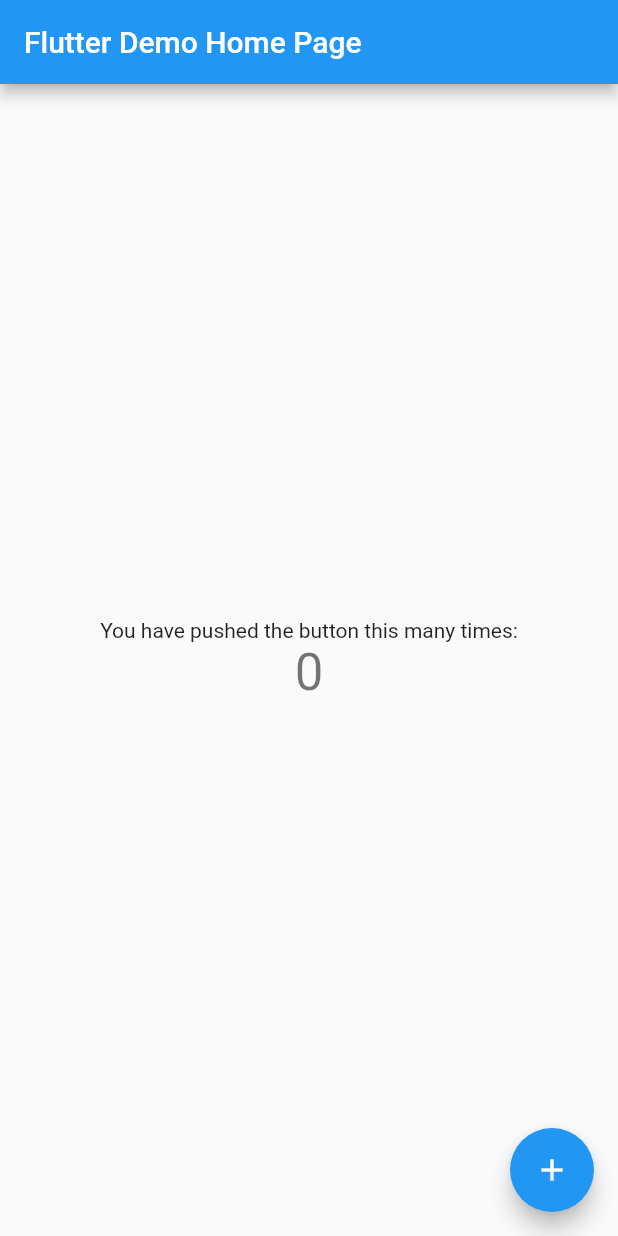
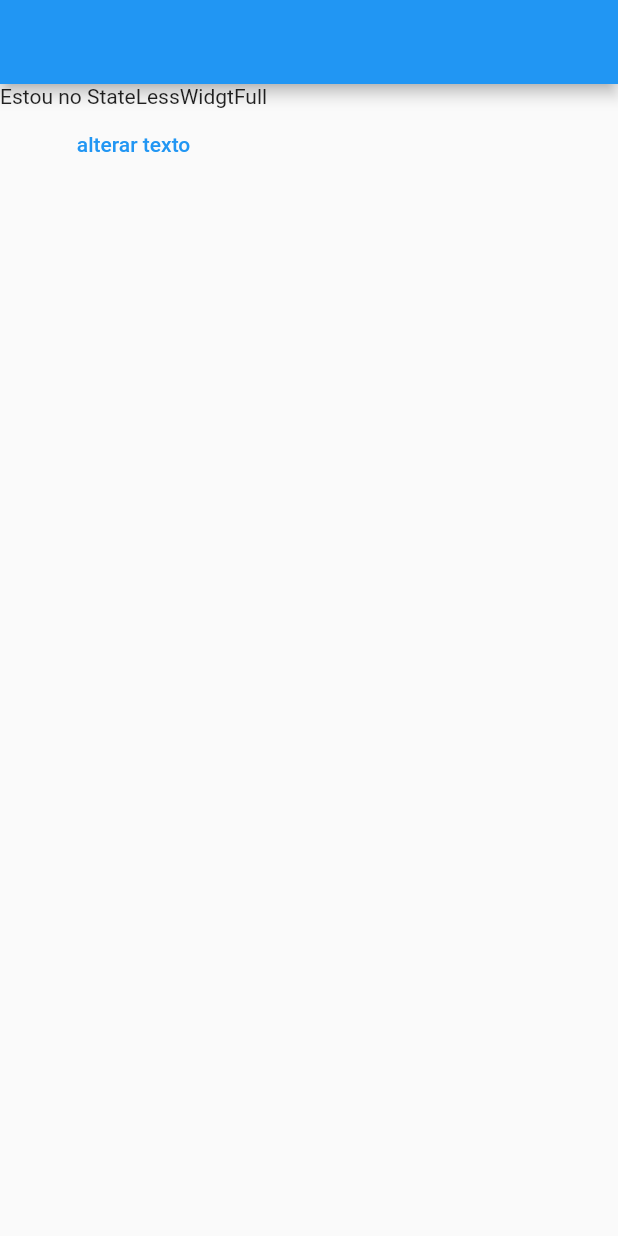
Before and after one commit to bglassesgirl/flutter-app, a Flutter app: the screen it shows after launch, on a phone screen of 412 x 824 dp. Run offline on Flutter 3.47's test engine with Material 2 defaults, Android fonts, the phone set to English and light mode, and no system bars.

Commit message:
feat: stateless and statefull

```diff
--- a/lib/homepage.dart
+++ b/lib/homepage.dart
@@ -1,9 +1,24 @@
 import 'package:flutter/material.dart';
 
-class HomePage extends StatelessWidget {
+class HomePageStateless extends StatelessWidget {
+
+  String texto = 'Estou no StateLessWidgt';
+
   @override
   Widget build(BuildContext context) {
-    throw UnimplementedError();
+     return Scaffold(
+        appBar: AppBar(),
+        body: Column(
+          children: [
+            Text(texto),
+            TextButton(onPressed: (){
+              texto = 'alterei o texto do stateLessWidgt';
+            }, child: Text('alterar texto'),
+            ),
+          ],
+        ),
+
+     );
   }
 
 }
--- /dev/null
+++ b/lib/homepage_statefull.dart
@@ -0,0 +1,36 @@
+import 'package:flutter/material.dart';
+
+// tentar stf ou stl que ja cria as duas classes automaticamente
+
+// classe principal que CHAMA os componentes
+class HomePageStatefull extends StatefulWidget{
+  @override
+  State<StatefulWidget> createState() {
+     return _HomePageStateFullState();
+  }
+}
+
+//
+class _HomePageStateFullState  extends State<HomePageStatefull>{
+  String texto = 'Estou no StateLessWidgtFull';
+
+  @override
+  Widget build(BuildContext context) {
+     return Scaffold(
+        appBar: AppBar(),
+        body: Column(
+          children: [
+            Text(texto),
+            TextButton(
+              onPressed: (){
+              setState(() {
+                 texto = 'alterei o meu texto ;)';
+              });
+            }, child: Text('alterar texto'),
+            ),
+          ],
+        ),
+
+     );
+  }
+}
--- a/lib/main.dart
+++ b/lib/main.dart
@@ -1,4 +1,6 @@
 import 'package:flutter/material.dart';
+import 'package:flutter_fundamentos/homepage.dart';
+import 'package:flutter_fundamentos/homepage_statefull.dart';
 
 void main() {
   runApp(const MyApp());
@@ -15,7 +17,8 @@ class MyApp extends StatelessWidget {
 
         primarySwatch: Colors.blue,
       ),
-      home: const MyHomePage(title: 'Flutter Demo Home Page'),
+      home: HomePageStatefull(),
+      // const MyHomePage(title: 'Flutter Demo Home Page'),
     );
   }
 }
```
